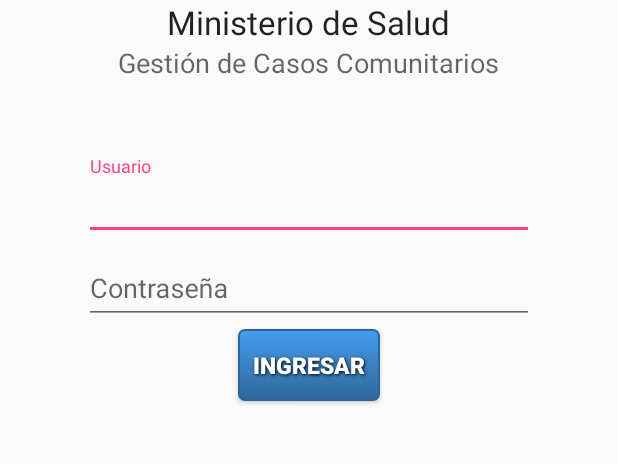
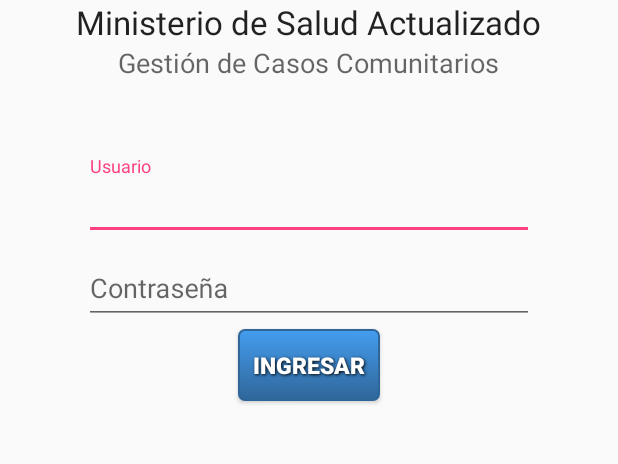
Before and after one commit to silvioponce/PrjSCMMovil, an Android app: the screen it shows after launch (LoginActivity), on a phone screen of 412 x 824 dp, the part 180-644 px from its top. Run offline under Robolectric (Android 15) with nearby library versions, the phone set to English and light mode, and no system bars; 2 statements that could not run were skipped.

Commit message:
Mi primer Comit

```diff
--- a/app/src/main/res/values/strings.xml
+++ b/app/src/main/res/values/strings.xml
@@ -16,7 +16,7 @@
     <string name="hello_world">Hello world!</string>
 
     <!-- login -->
-    <string name="titulo1">Ministerio de Salud</string>
+    <string name="titulo1">Ministerio de Salud Actualizado</string>
     <string name="titulo2">Gestión de Casos Comunitarios</string>
     <string name="usuario">Usuario</string>
     <string name="contrasenna">Contraseña</string>
```
